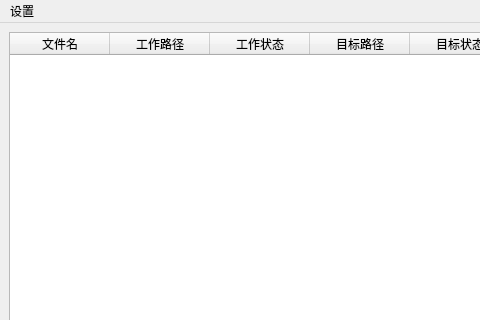
Qt form ui/main_window.ui (Senyi0201/QuickTrunkToBranchForSVN) before a commit; both pictures show x 0 to 480 and y 0 to 320 of the 957 by 420 pixel window.
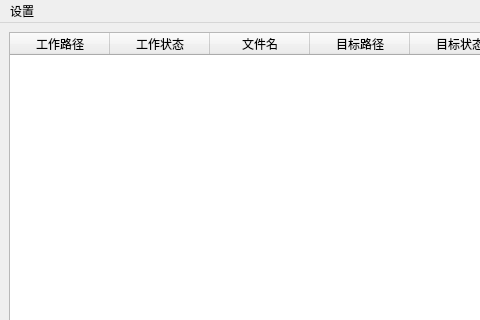
The same form after that commit.

Commit message: 实现校对模式

```diff
--- a/ui/main_window.ui
+++ b/ui/main_window.ui
@@ -50,11 +50,6 @@
       <attribute name="verticalHeaderDefaultSectionSize">
        <number>20</number>
       </attribute>
-      <column>
-       <property name="text">
-        <string>文件名</string>
-       </property>
-      </column>
       <column>
        <property name="text">
         <string>工作路径</string>
@@ -65,6 +60,11 @@
         <string>工作状态</string>
        </property>
       </column>
+      <column>
+       <property name="text">
+        <string>文件名</string>
+       </property>
+      </column>
       <column>
        <property name="text">
         <string>目标路径</string>
```
The commit also changes 1 other file.
